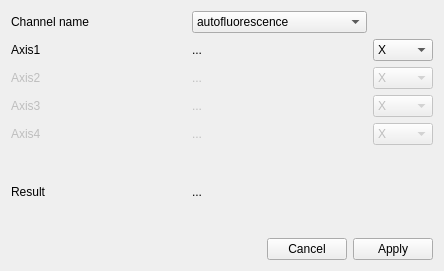
ClearAnatomics/ClearMap, file ClearMap/gui/creator/image_group_ctrls.ui: the form before one commit.
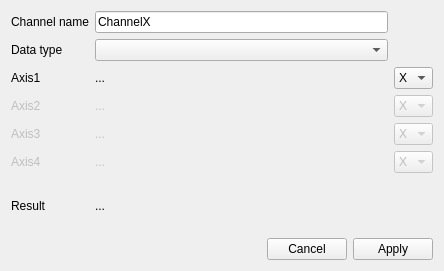
The form after the commit.

Diff of the .ui file:
```diff
--- a/ClearMap/gui/creator/image_group_ctrls.ui
+++ b/ClearMap/gui/creator/image_group_ctrls.ui
@@ -16,7 +16,50 @@
   <layout class="QVBoxLayout" name="verticalLayout">
    <item>
     <layout class="QGridLayout" name="gridLayout">
-     <item row="3" column="0">
+     <item row="2" column="0">
+      <widget class="QLabel" name="label0_0">
+       <property name="text">
+        <string>Axis1</string>
+       </property>
+      </widget>
+     </item>
+     <item row="6" column="2">
+      <widget class="QComboBox" name="pattern0_3ComboBox">
+       <property name="enabled">
+        <bool>false</bool>
+       </property>
+       <property name="maximumSize">
+        <size>
+         <width>60</width>
+         <height>16777215</height>
+        </size>
+       </property>
+       <property name="currentText">
+        <string>X</string>
+       </property>
+       <item>
+        <property name="text">
+         <string>X</string>
+        </property>
+       </item>
+       <item>
+        <property name="text">
+         <string>Y</string>
+        </property>
+       </item>
+       <item>
+        <property name="text">
+         <string>Z</string>
+        </property>
+       </item>
+       <item>
+        <property name="text">
+         <string>C</string>
+        </property>
+       </item>
+      </widget>
+     </item>
+     <item row="4" column="0">
       <widget class="QLabel" name="label0_1">
        <property name="enabled">
         <bool>false</bool>
@@ -26,70 +69,14 @@
        </property>
       </widget>
      </item>
-     <item row="3" column="2">
-      <widget class="QComboBox" name="pattern0_1ComboBox">
-       <property name="enabled">
-        <bool>false</bool>
+     <item row="7" column="1">
+      <widget class="QLabel" name="result">
+       <property name="text">
+        <string>...</string>
        </property>
-       <property name="maximumSize">
-        <size>
-         <width>60</width>
-         <height>16777215</height>
-        </size>
-       </property>
-       <item>
-        <property name="text">
-         <string>X</string>
-        </property>
-       </item>
-       <item>
-        <property name="text">
-         <string>Y</string>
-        </property>
-       </item>
-       <item>
-        <property name="text">
-         <string>Z</string>
-        </property>
-       </item>
-       <item>
-        <property name="text">
-         <string>C</string>
-        </property>
-       </item>
       </widget>
      </item>
-     <item row="1" column="2">
-      <widget class="QComboBox" name="pattern0_0ComboBox">
-       <property name="maximumSize">
-        <size>
-         <width>60</width>
-         <height>16777215</height>
-        </size>
-       </property>
-       <item>
-        <property name="text">
-         <string>X</string>
-        </property>
-       </item>
-       <item>
-        <property name="text">
-         <string>Y</string>
-        </property>
-       </item>
-       <item>
-        <property name="text">
-         <string>Z</string>
-        </property>
-       </item>
-       <item>
-        <property name="text">
-         <string>C</string>
-        </property>
-       </item>
-      </widget>
-     </item>
-     <item row="4" column="0">
+     <item row="5" column="0">
       <widget class="QLabel" name="label0_2">
        <property name="enabled">
         <bool>false</bool>
@@ -99,64 +86,7 @@
        </property>
       </widget>
      </item>
-     <item row="1" column="1">
-      <widget class="QLabel" name="pattern0_0">
-       <property name="text">
-        <string>...</string>
-       </property>
-      </widget>
-     </item>
-     <item row="4" column="2">
-      <widget class="QComboBox" name="pattern0_2ComboBox">
-       <property name="enabled">
-        <bool>false</bool>
-       </property>
-       <property name="maximumSize">
-        <size>
-         <width>60</width>
-         <height>16777215</height>
-        </size>
-       </property>
-       <property name="currentText">
-        <string>X</string>
-       </property>
-       <item>
-        <property name="text">
-         <string>X</string>
-        </property>
-       </item>
-       <item>
-        <property name="text">
-         <string>Y</string>
-        </property>
-       </item>
-       <item>
-        <property name="text">
-         <string>Z</string>
-        </property>
-       </item>
-       <item>
-        <property name="text">
-         <string>C</string>
-        </property>
-       </item>
-      </widget>
-     </item>
-     <item row="6" column="1">
-      <widget class="QLabel" name="result">
-       <property name="text">
-        <string>...</string>
-       </property>
-      </widget>
-     </item>
-     <item row="6" column="0">
-      <widget class="QLabel" name="label">
-       <property name="text">
-        <string>Result</string>
-       </property>
-      </widget>
-     </item>
-     <item row="4" column="1">
+     <item row="5" column="1">
       <widget class="QLabel" name="pattern0_2">
        <property name="enabled">
         <bool>false</bool>
@@ -166,14 +96,37 @@
        </property>
       </widget>
      </item>
-     <item row="1" column="0">
-      <widget class="QLabel" name="label0_0">
-       <property name="text">
-        <string>Axis1</string>
+     <item row="2" column="2">
+      <widget class="QComboBox" name="pattern0_0ComboBox">
+       <property name="maximumSize">
+        <size>
+         <width>60</width>
+         <height>16777215</height>
+        </size>
        </property>
+       <item>
+        <property name="text">
+         <string>X</string>
+        </property>
+       </item>
+       <item>
+        <property name="text">
+         <string>Y</string>
+        </property>
+       </item>
+       <item>
+        <property name="text">
+         <string>Z</string>
+        </property>
+       </item>
+       <item>
+        <property name="text">
+         <string>C</string>
+        </property>
+       </item>
       </widget>
      </item>
-     <item row="5" column="0">
+     <item row="6" column="0">
       <widget class="QLabel" name="label0_3">
        <property name="enabled">
         <bool>false</bool>
@@ -183,87 +136,133 @@
        </property>
       </widget>
      </item>
-     <item row="3" column="1">
-      <widget class="QLabel" name="pattern0_1">
-       <property name="enabled">
-        <bool>false</bool>
-       </property>
-       <property name="text">
-        <string>...</string>
-       </property>
-      </widget>
-     </item>
-     <item row="5" column="1">
-      <widget class="QLabel" name="pattern0_3">
-       <property name="enabled">
-        <bool>false</bool>
-       </property>
-       <property name="text">
-        <string>...</string>
-       </property>
-      </widget>
-     </item>
-     <item row="5" column="2">
-      <widget class="QComboBox" name="pattern0_3ComboBox">
-       <property name="enabled">
-        <bool>false</bool>
-       </property>
-       <property name="maximumSize">
-        <size>
-         <width>60</width>
-         <height>16777215</height>
-        </size>
-       </property>
-       <property name="currentText">
-        <string>X</string>
-       </property>
-       <item>
-        <property name="text">
-         <string>X</string>
-        </property>
-       </item>
-       <item>
-        <property name="text">
-         <string>Y</string>
-        </property>
-       </item>
-       <item>
-        <property name="text">
-         <string>Z</string>
-        </property>
-       </item>
-       <item>
-        <property name="text">
-         <string>C</string>
-        </property>
-       </item>
-      </widget>
-     </item>
-     <item row="0" column="0">
+     <item row="1" column="0">
       <widget class="QLabel" name="label_2">
        <property name="text">
+        <string>Data type</string>
+       </property>
+      </widget>
+     </item>
+     <item row="2" column="1">
+      <widget class="QLabel" name="pattern0_0">
+       <property name="text">
+        <string>...</string>
+       </property>
+      </widget>
+     </item>
+     <item row="1" column="1">
+      <widget class="QComboBox" name="dataTypeComboBox">
+       <property name="currentIndex">
+        <number>-1</number>
+       </property>
+      </widget>
+     </item>
+     <item row="7" column="0">
+      <widget class="QLabel" name="label">
+       <property name="text">
+        <string>Result</string>
+       </property>
+      </widget>
+     </item>
+     <item row="0" column="0">
+      <widget class="QLabel" name="label_3">
+       <property name="text">
         <string>Channel name</string>
        </property>
       </widget>
      </item>
+     <item row="4" column="2">
+      <widget class="QComboBox" name="pattern0_1ComboBox">
+       <property name="enabled">
+        <bool>false</bool>
+       </property>
+       <property name="maximumSize">
+        <size>
+         <width>60</width>
+         <height>16777215</height>
+        </size>
+       </property>
+       <item>
+        <property name="text">
+         <string>X</string>
+        </property>
+       </item>
+       <item>
+        <property name="text">
+         <string>Y</string>
+        </property>
+       </item>
+       <item>
+        <property name="text">
+         <string>Z</string>
+        </property>
+       </item>
+       <item>
+        <property name="text">
+         <string>C</string>
+        </property>
+       </item>
+      </widget>
+     </item>
+     <item row="6" column="1">
+      <widget class="QLabel" name="pattern0_3">
+       <property name="enabled">
+        <bool>false</bool>
+       </property>
+       <property name="text">
+        <string>...</string>
+       </property>
+      </widget>
+     </item>
      <item row="0" column="1">
-      <widget class="QComboBox" name="channelComboBox">
-       <property name="currentIndex">
-        <number>0</number>
+      <widget class="QLineEdit" name="channelNameLineEdit">
+       <property name="text">
+        <string>ChannelX</string>
        </property>
+      </widget>
+     </item>
+     <item row="4" column="1">
+      <widget class="QLabel" name="pattern0_1">
+       <property name="enabled">
+        <bool>false</bool>
+       </property>
+       <property name="text">
+        <string>...</string>
+       </property>
+      </widget>
+     </item>
+     <item row="5" column="2">
+      <widget class="QComboBox" name="pattern0_2ComboBox">
+       <property name="enabled">
+        <bool>false</bool>
+       </property>
+       <property name="maximumSize">
+        <size>
+         <width>60</width>
+         <height>16777215</height>
+        </size>
+       </property>
+       <property name="currentText">
+        <string>X</string>
+       </property>
        <item>
         <property name="text">
-         <string>autofluorescence</string>
+         <string>X</string>
         </property>
        </item>
        <item>
         <property name="text">
-         <string>raw</string>
+         <string>Y</string>
         </property>
        </item>
        <item>
         <property name="text">
-         <string>arteries</string>
+         <string>Z</string>
+        </property>
+       </item>
+       <item>
+        <property name="text">
+         <string>C</string>
         </property>
        </item>
       </widget>
```
